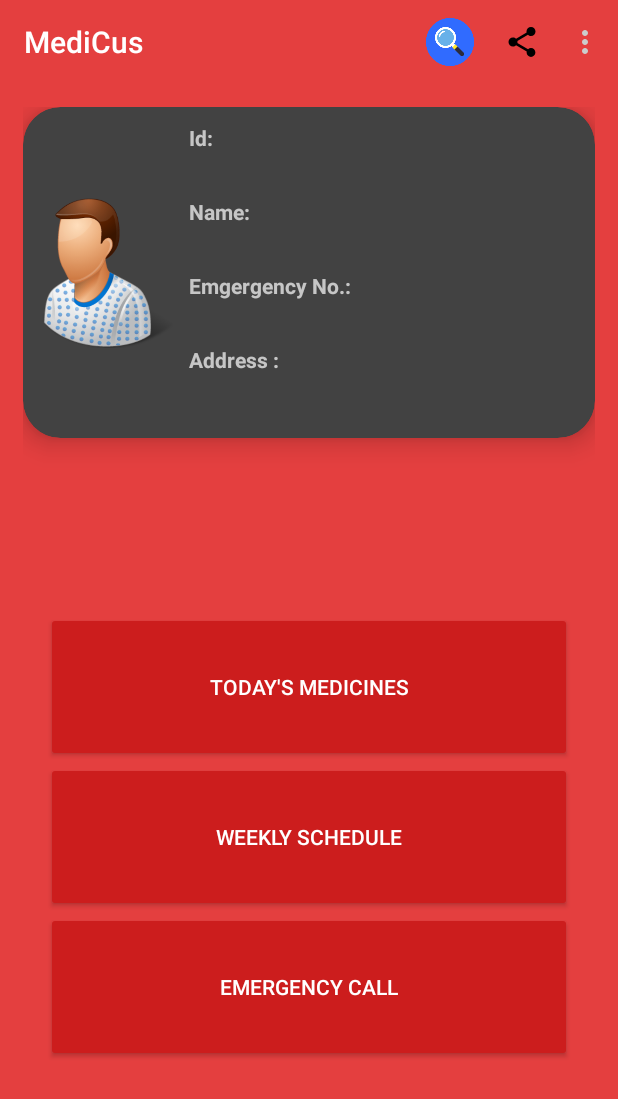
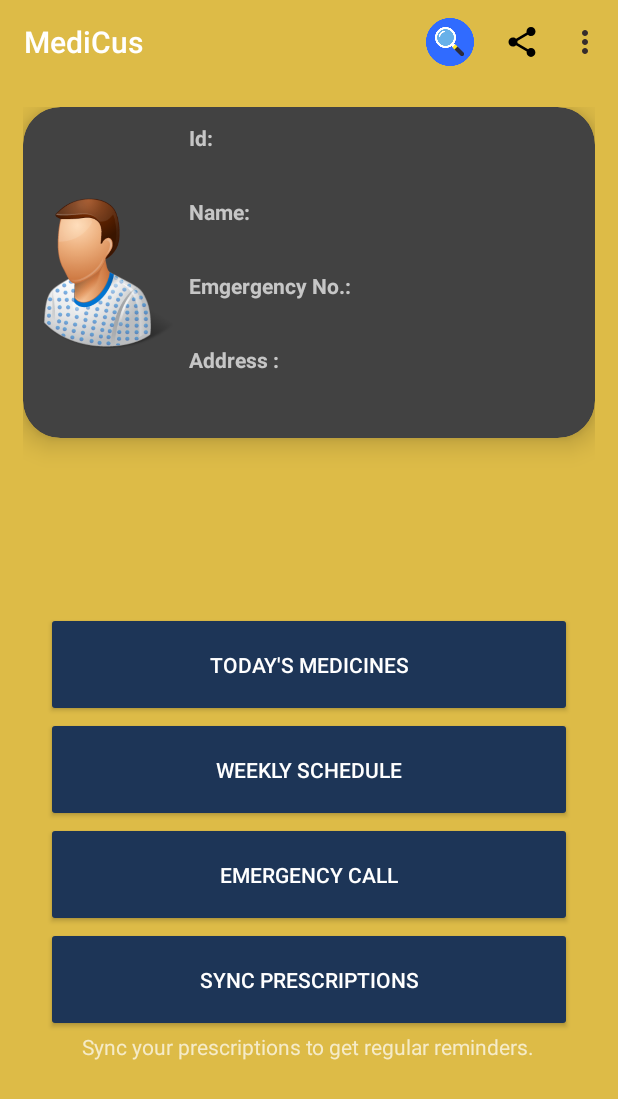
Before and after one commit to SarthakSinghal15/MediCus, an Android app: the PatientDashboardActivity screen opened directly, with no data from a screen before it, on a phone screen of 412 x 824 dp. Shown: the top 1099 px of the screen. Run offline under Robolectric (Android 15) with nearby library versions, the phone set to English and light mode, and no system bars; 1 statement that could not run was skipped.

Commit message:
app theme and other changes

```diff
--- a/app/build.gradle
+++ b/app/build.gradle
@@ -31,4 +31,5 @@ dependencies {
 
     implementation 'com.google.firebase:firebase-firestore:16.0.0'
     annotationProcessor 'com.jakewharton:butterknife-compiler:8.8.1'
+
 }
--- a/app/src/main/AndroidManifest.xml
+++ b/app/src/main/AndroidManifest.xml
@@ -8,7 +8,7 @@
     <application
         android:name=".App"
         android:allowBackup="true"
-        android:icon="@mipmap/ic_launcher"
+        android:icon="@drawable/medicuslogo"
         android:label="@string/app_name"
         android:theme="@style/AppTheme.Dark">
         <activity android:name=".DoctorViewPatient"/>
--- a/app/src/main/java/com/medicus/LoginActivity.java
+++ b/app/src/main/java/com/medicus/LoginActivity.java
@@ -144,7 +144,7 @@ public class LoginActivity extends AppCompatActivity {
         String name = "Ajinkya Thakare";
         String addr = "899 Morrison Park Dr, San Jose, California, USA";
         String contact = "6692309354";
-        String emergency = "6692309354";
+        String emergency = "6692438065";
         String type = "Patient";
 
         if(email.equals("aj@gmail.com")&&password.equals("aaaa"))
--- a/app/src/main/java/com/medicus/PatientDashboardActivity.java
+++ b/app/src/main/java/com/medicus/PatientDashboardActivity.java
@@ -6,6 +6,7 @@ import android.app.PendingIntent;
 import android.content.Context;
 import android.content.Intent;
 import android.content.pm.PackageManager;
+import android.database.Cursor;
 import android.support.annotation.NonNull;
 import android.support.v4.app.ActivityCompat;
 import android.support.v4.content.ContextCompat;
@@ -24,12 +25,14 @@ import org.w3c.dom.Text;
 
 import java.util.Calendar;
 import java.util.HashMap;
+import java.util.List;
 
 public class PatientDashboardActivity extends AppCompatActivity {
 
     UserSessionManager session;
+    private static SQLiteHelper sqLiteHelper;
 
-    Button todaySchedule, weekSchedule, emergencyCall;
+    Button todaySchedule, weekSchedule, emergencyCall, syncPrescriptions;
     TextView pid, pname, paddr, pemergency;
 
     String name,medicine;
@@ -41,17 +44,21 @@ public class PatientDashboardActivity extends AppCompatActivity {
         setContentView(R.layout.activity_patient_dashboard);
         Toolbar toolbar = (Toolbar)findViewById(R.id.toolbar);
         setSupportActionBar(toolbar);
+
         session = new UserSessionManager(getApplicationContext());
+        sqLiteHelper = new SQLiteHelper(getApplicationContext(),"UserDB.sqlite",null,1);
 
         todaySchedule = (Button) findViewById(R.id.btn_todaySchedule);
         weekSchedule = (Button) findViewById(R.id.btn_weekSchedule);
         emergencyCall = (Button) findViewById(R.id.btn_emergencyCall);
+        syncPrescriptions = (Button) findViewById(R.id.btn_syncmeds);
 
         pid = (TextView) findViewById(R.id.txt_patientId);
         pname = (TextView) findViewById(R.id.txt_patientName);
         paddr = (TextView) findViewById(R.id.txt_patientAddr);
         pemergency = (TextView) findViewById(R.id.txt_emergencyNo);
 
+        checkTable();
         loadProfile();
         getPermissions();
 
@@ -75,8 +82,15 @@ public class PatientDashboardActivity extends AppCompatActivity {
             @Override
             public void onClick(View v) {
                 // code to call emergency contact
-                setAlarm(1234,"Ajinkya Thakare","Paracetamol",0,38,4);
+                //setAlarm(1234,"Ajinkya Thakare","Paracetamol",0,38,4);
                 //clearAlarm(1234);
+            }
+        });
+
+        syncPrescriptions.setOnClickListener(new View.OnClickListener() {
+            @Override
+            public void onClick(View v) {
+                syncAllPrescriptions();
             }
         });
     }
@@ -157,7 +171,13 @@ public class PatientDashboardActivity extends AppCompatActivity {
         cal.set(Calendar.HOUR_OF_DAY,hour);
         cal.set(Calendar.MINUTE, minute);
         cal.set(Calendar.SECOND,0);
+        cal.set(Calendar.MILLISECOND,0);
         cal.set(Calendar.DAY_OF_WEEK,day);
+
+        long alarm_time = cal.getTimeInMillis();
+
+        if(cal.before(Calendar.getInstance()))
+            alarm_time += AlarmManager.INTERVAL_DAY * 7;
 
         Log.i("Alarm set", "Set for "+cal.get(Calendar.HOUR_OF_DAY)+":"+cal.get(Calendar.MINUTE)+" on day "+cal.get(Calendar.DAY_OF_WEEK));
 
@@ -169,10 +189,11 @@ public class PatientDashboardActivity extends AppCompatActivity {
         intent.putExtra("reqno",prescNo);
         intent.putExtra("hour",hour);
         intent.putExtra("minute",minute);
+        intent.putExtra("econtact",session.getEmergency());
 
         PendingIntent pendingIntent = PendingIntent.getBroadcast(this, prescNo, intent,PendingIntent.FLAG_CANCEL_CURRENT);
 
-        alarmManager.setRepeating(AlarmManager.RTC_WAKEUP, cal.getTimeInMillis(),AlarmManager.INTERVAL_DAY*7, pendingIntent);
+        alarmManager.setRepeating(AlarmManager.RTC_WAKEUP, alarm_time,AlarmManager.INTERVAL_DAY*7, pendingIntent);
         //alarmManager.setExact(AlarmManager.RTC_WAKEUP, timeInMillis, pendingIntent);
 
         //Toast.makeText(this, "Alarm is set "+prescNo,Toast.LENGTH_SHORT).show();
@@ -194,4 +215,48 @@ public class PatientDashboardActivity extends AppCompatActivity {
         //Toast.makeText(this, "Cleared all alarms",Toast.LENGTH_SHORT).show();
 
     }
+
+    private void syncAllPrescriptions()
+    {
+        // get list of presc ids from local db
+        List<Integer> prescIds = sqLiteHelper.getPrescription();
+
+        // delete all alarms available for presc ids
+        for(int prescid : prescIds) clearAlarm(prescid);
+
+        // clear local db
+        sqLiteHelper.deleteData();
+
+        // fetch all prescs from firestore for current user id
+
+
+        // load local db with new prescs data
+        int uid = Integer.parseInt(session.getUserId());
+        sqLiteHelper.insertPrescriptionData(uid,001,5,"3",6,8,"Crocine");
+        sqLiteHelper.insertPrescriptionData(uid,001,6,"3",5,5,"Paracetamol");
+        sqLiteHelper.insertPrescriptionData(uid,001,4,"3",5,3,"B-Capsule");
+        sqLiteHelper.insertPrescriptionData(uid,001,6,"3",5,50,"Combiflame");
+        sqLiteHelper.insertPrescriptionData(uid,001,3,"3",5,5,"Oncet-CF");
+        sqLiteHelper.insertPrescriptionData(uid,001,1,"3",5,7,"Crocine");
+
+
+        // set new alarms with new prescs data
+        String userName = session.getUserName();
+        String sql = "SELECT presId,medname,hour,minute,day FROM PRESCRIPTION";
+        Cursor c = sqLiteHelper.getData(sql);
+        if(c.moveToFirst())
+        {
+            do {
+                setAlarm(c.getInt(0),userName,c.getString(1),c.getInt(2),c.getInt(3),c.getInt(4));
+            }
+            while (c.moveToNext());
+        }
+
+    }
+
+    private void checkTable(){
+        Log.i("check table","checking db table ");
+        sqLiteHelper.queryData("CREATE TABLE IF NOT EXISTS PRESCRIPTION(presId INTEGER PRIMARY KEY AUTOINCREMENT, patientID INTEGER,doctorID INTEGER, day INTEGER,duration VARCHAR,hour INTEGER,minute INTEGER,medname VARCHAR)");
+    }
+
 }
--- a/app/src/main/java/com/medicus/PatientTodaySchedule.java
+++ b/app/src/main/java/com/medicus/PatientTodaySchedule.java
@@ -35,8 +35,8 @@ public class PatientTodaySchedule extends AppCompatActivity {
         Calendar calendar = Calendar.getInstance();
         int day = calendar.get(Calendar.DAY_OF_WEEK);
         sqLiteHelper = new SQLiteHelper(getApplicationContext(),"UserDB.sqlite",null,1);
-        Log.i("resultforcursor","executed ddfdf");
-        String sql = "SELECT medname,hour,minute FROM PRESCRIPTION WHERE day ="+day;
+        Log.i("get Todays Meds","Day: "+day);
+        String sql = "SELECT medname,hour,minute FROM PRESCRIPTION WHERE day ="+day+" ORDER BY hour,minute";
         Cursor c = sqLiteHelper.getData(sql);
         Log.i("resultforcursor","executed" + c.getCount());
         if(c.moveToFirst())
--- a/app/src/main/java/com/medicus/PatientWeekSchedule.java
+++ b/app/src/main/java/com/medicus/PatientWeekSchedule.java
@@ -36,13 +36,13 @@ public class PatientWeekSchedule extends AppCompatActivity implements AdapterVie
         // Spinner Drop down elements
         List<String> weekdays = new ArrayList<String>();
 
+        weekdays.add("Sunday");
         weekdays.add("Monday");
         weekdays.add("Tuesday");
         weekdays.add("Wednesday");
         weekdays.add("Thursday");
         weekdays.add("Friday");
         weekdays.add("Saturday");
-        weekdays.add("Sunday");
 
         // Creating adapter for spinner
         ArrayAdapter<String> dataAdapter = new ArrayAdapter<String>(this, android.R.layout.simple_spinner_item, weekdays);
@@ -84,7 +84,7 @@ public class PatientWeekSchedule extends AppCompatActivity implements AdapterVie
         //Calendar calendar = Calendar.getInstance();
         sqLiteHelper = new SQLiteHelper(getApplicationContext(),"UserDB.sqlite",null,1);
         Log.i("resultforcursor","executed     :    "+day);
-        String sql = "SELECT medname,hour,minute FROM PRESCRIPTION WHERE day ="+day;
+        String sql = "SELECT medname,hour,minute FROM PRESCRIPTION WHERE day ="+day+" ORDER BY hour,minute";
         Cursor c = sqLiteHelper.getData(sql);
         Log.i("resultforcursor","executed" + c.getCount());
         if(c.moveToFirst())
--- a/app/src/main/java/com/medicus/UserSessionManager.java
+++ b/app/src/main/java/com/medicus/UserSessionManager.java
@@ -88,6 +88,10 @@ public class UserSessionManager
 
     public String getUserId() { return pref.getString(U_ID,null); }
 
+    public String getUserName() {return pref.getString(U_NAME,null);}
+
+    public String getEmergency() {return pref.getString(U_ECONTACT,null);}
+
     public void logoutUser()
     {
         editor.clear();
--- a/app/src/main/res/layout/activity_doctor_login.xml
+++ b/app/src/main/res/layout/activity_doctor_login.xml
@@ -12,7 +12,7 @@
         android:paddingLeft="24dp"
         android:paddingRight="24dp">
 
-        <ImageView android:src="@drawable/logo3"
+        <ImageView android:src="@drawable/medicuslogo"
             android:layout_width="wrap_content"
             android:layout_height="72dp"
             android:layout_marginBottom="24dp"
--- a/app/src/main/res/layout/activity_login.xml
+++ b/app/src/main/res/layout/activity_login.xml
@@ -12,7 +12,7 @@
         android:paddingLeft="24dp"
         android:paddingRight="24dp">
 
-        <ImageView android:src="@drawable/logo3"
+        <ImageView android:src="@drawable/medicuslogo"
             android:layout_width="wrap_content"
             android:layout_height="72dp"
             android:layout_marginBottom="24dp"
--- a/app/src/main/res/layout/activity_patient_dashboard.xml
+++ b/app/src/main/res/layout/activity_patient_dashboard.xml
@@ -116,23 +116,35 @@
         <Button
             android:id="@+id/btn_todaySchedule"
             android:layout_width="match_parent"
-            android:layout_height="100dp"
+            android:layout_height="70dp"
             android:text="today's Medicines"
             android:elevation="10dp"/>
 
         <Button
             android:id="@+id/btn_weekSchedule"
             android:layout_width="match_parent"
-            android:layout_height="100dp"
+            android:layout_height="70dp"
             android:text="Weekly Schedule"
             android:elevation="10dp"/>
 
         <Button
             android:id="@+id/btn_emergencyCall"
             android:layout_width="match_parent"
-            android:layout_height="100dp"
+            android:layout_height="70dp"
             android:text="Emergency Call"
             android:elevation="10dp"/>
+
+        <Button
+            android:id="@+id/btn_syncmeds"
+            android:text="Sync Prescriptions"
+            android:layout_width="match_parent"
+            android:layout_height="70dp"
+            android:elevation="10dp"/>
+
+        <TextView
+            android:text="Sync your prescriptions to get regular reminders."
+            android:layout_width="wrap_content"
+            android:layout_height="wrap_content" />
 
     </LinearLayout>
 </LinearLayout>
--- a/app/src/main/res/values/colors.xml
+++ b/app/src/main/res/values/colors.xml
@@ -1,9 +1,9 @@
 <?xml version="1.0" encoding="utf-8"?>
 <resources>
-    <color name="primary">#E43F3F</color>
-    <color name="primary_dark">#E12929</color>
-    <color name="primary_darker">#CC1D1D</color>
-    <color name="accent">#FFFFFF</color>
+    <color name="primary">#DDBB47</color>
+    <color name="primary_dark">#D59F03</color>
+    <color name="primary_darker">#1D3557</color>
+    <color name="accent">#1D3557</color>
 
     <color name="black">#000000</color>
     <color name="jet">#222222</color>
@@ -12,6 +12,6 @@
     <color name="jumbo">#888888</color>
     <color name="aluminum">#999999</color>
     <color name="base">#AAAAAA</color>
-    <color name="iron">#CCCCCC</color>
+    <color name="iron">#362C2C</color>
     <color name="white">#FFFFFF</color>
 </resources>
--- a/app/src/main/res/values/styles.xml
+++ b/app/src/main/res/values/styles.xml
@@ -1,22 +1,6 @@
 <resources>
 
     <!-- Base application theme. -->
-    <style name="AppTheme" parent="Theme.AppCompat.Light.DarkActionBar">
-        <!-- Customize your theme here. -->
-        <item name="colorPrimary">@color/primary</item>
-        <item name="colorPrimaryDark">@color/primary_dark</item>
-        <item name="colorAccent">@color/accent</item>
-
-        <item name="android:windowBackground">@color/primary</item>
-
-        <item name="colorControlNormal">@color/iron</item>
-        <item name="colorControlActivated">@color/white</item>
-        <item name="colorControlHighlight">@color/white</item>
-        <item name="android:textColorHint">@color/iron</item>
-
-        <item name="colorButtonNormal">@color/primary_darker</item>
-        <item name="android:colorButtonNormal">@color/primary_darker</item>
-    </style>
 
     <style name="AppTheme.Dark" parent="Theme.AppCompat.NoActionBar">
         <item name="colorPrimary">@color/primary</item>
@@ -42,8 +26,8 @@
     </style>
 
     <style name="CheckBoxTheme" parent="Theme.AppCompat.Light">
-        <item name="colorControlNormal">#FFC107</item>
-        <item name="colorControlActivated">#9C27B0</item>
+        <item name="colorControlNormal">@color/primary_darker</item>
+        <item name="colorControlActivated">@color/primary_darker</item>
     </style>
 
 </resources>
```
Also changed, not shown: app/src/main/java/com/medicus/MyAlarm.java (+4 -3 lines), app/src/main/res/layout/activity_main.xml (+10 -5 lines), app/src/main/res/drawable-v24/medicuslogo.png (added).
